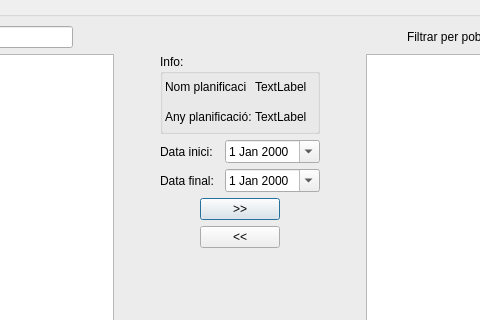
bgeo-gis/treemanage_qgis_pluggin, file ui/month_selector.ui: the form before one commit; both pictures show x 167 to 647 and y 0 to 320 of the 814 by 690 pixel window.
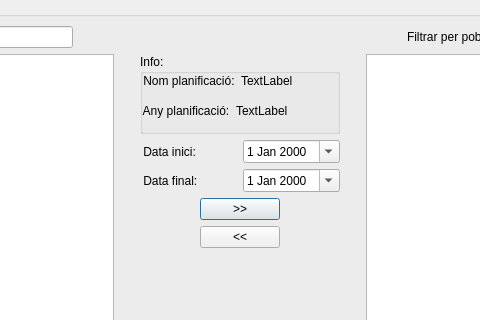
The form after the commit.

What changed in the file:
```diff
--- a/ui/month_selector.ui
+++ b/ui/month_selector.ui
@@ -121,10 +121,10 @@
               <item>
                <layout class="QVBoxLayout" name="verticalLayout_9">
                 <property name="leftMargin">
-                 <number>40</number>
+                 <number>20</number>
                 </property>
                 <property name="rightMargin">
-                 <number>40</number>
+                 <number>20</number>
                 </property>
                 <item>
                  <layout class="QHBoxLayout" name="horizontalLayout_14" stretch="0">
@@ -157,57 +157,83 @@
                     <property name="title">
                      <string>Info:</string>
                     </property>
-                    <widget class="QLabel" name="lbl_plan_code">
+                    <widget class="QWidget" name="horizontalLayoutWidget">
                      <property name="geometry">
                       <rect>
-                       <x>95</x>
-                       <y>25</y>
-                       <width>56</width>
-                       <height>16</height>
+                       <x>0</x>
+                       <y>15</y>
+                       <width>191</width>
+                       <height>23</height>
                       </rect>
                      </property>
-                     <property name="text">
-                      <string>TextLabel</string>
-                     </property>
+                     <layout class="QHBoxLayout" name="horizontalLayout_11">
+                      <item>
+                       <widget class="QLabel" name="label_6">
+                        <property name="text">
+                         <string> Nom planificació:</string>
+                        </property>
+                       </widget>
+                      </item>
+                      <item>
+                       <widget class="QLabel" name="lbl_plan_code">
+                        <property name="text">
+                         <string>TextLabel</string>
+                        </property>
+                       </widget>
+                      </item>
+                      <item>
+                       <spacer name="horizontalSpacer_2">
+                        <property name="orientation">
+                         <enum>Qt::Horizontal</enum>
+                        </property>
+                        <property name="sizeHint" stdset="0">
+                         <size>
+                          <width>40</width>
+                          <height>20</height>
+                         </size>
+                        </property>
+                       </spacer>
+                      </item>
+                     </layout>
                     </widget>
-                    <widget class="QLabel" name="lbl_year">
+                    <widget class="QWidget" name="horizontalLayoutWidget_2">
                      <property name="geometry">
                       <rect>
-                       <x>95</x>
-                       <y>55</y>
-                       <width>56</width>
-                       <height>16</height>
+                       <x>0</x>
+                       <y>45</y>
+                       <width>191</width>
+                       <height>23</height>
                       </rect>
                      </property>
-                     <property name="text">
-                      <string>TextLabel</string>
-                     </property>
-                    </widget>
-                    <widget class="QLabel" name="label_6">
-                     <property name="geometry">
-                      <rect>
-                       <x>5</x>
-                       <y>25</y>
-                       <width>81</width>
-                       <height>16</height>
-                      </rect>
-                     </property>
-                     <property name="text">
-                      <string>Nom planificació:</string>
-                     </property>
-                    </widget>
-                    <widget class="QLabel" name="label_7">
-                     <property name="geometry">
-                      <rect>
-                       <x>5</x>
-                       <y>55</y>
-                       <width>86</width>
-                       <height>16</height>
-                      </rect>
-                     </property>
-                     <property name="text">
-                      <string>Any planificació:</string>
-                     </property>
+                     <layout class="QHBoxLayout" name="horizontalLayout_15">
+                      <item>
+                       <widget class="QLabel" name="label_7">
+                        <property name="text">
+                         <string> Any planificació:</string>
+                        </property>
+                       </widget>
+                      </item>
+                      <item>
+                       <widget class="QLabel" name="lbl_year">
+                        <property name="text">
+                         <string>TextLabel</string>
+                        </property>
+                       </widget>
+                      </item>
+                      <item>
+                       <spacer name="horizontalSpacer_6">
+                        <property name="orientation">
+                         <enum>Qt::Horizontal</enum>
+                        </property>
+                        <property name="sizeHint" stdset="0">
+                         <size>
+                          <width>40</width>
+                          <height>20</height>
+                         </size>
+                        </property>
+                       </spacer>
+                      </item>
+                     </layout>
                     </widget>
                    </widget>
                   </item>
@@ -218,7 +244,7 @@
                   <item>
                    <widget class="QLabel" name="label_5">
                     <property name="text">
-                     <string>Data inici:</string>
+                     <string> Data inici:</string>
                     </property>
                    </widget>
                   </item>
@@ -236,7 +262,7 @@
                   <item>
                    <widget class="QLabel" name="label_4">
                     <property name="text">
-                     <string>Data final:</string>
+                     <string> Data final:</string>
                     </property>
                    </widget>
                   </item>
```
